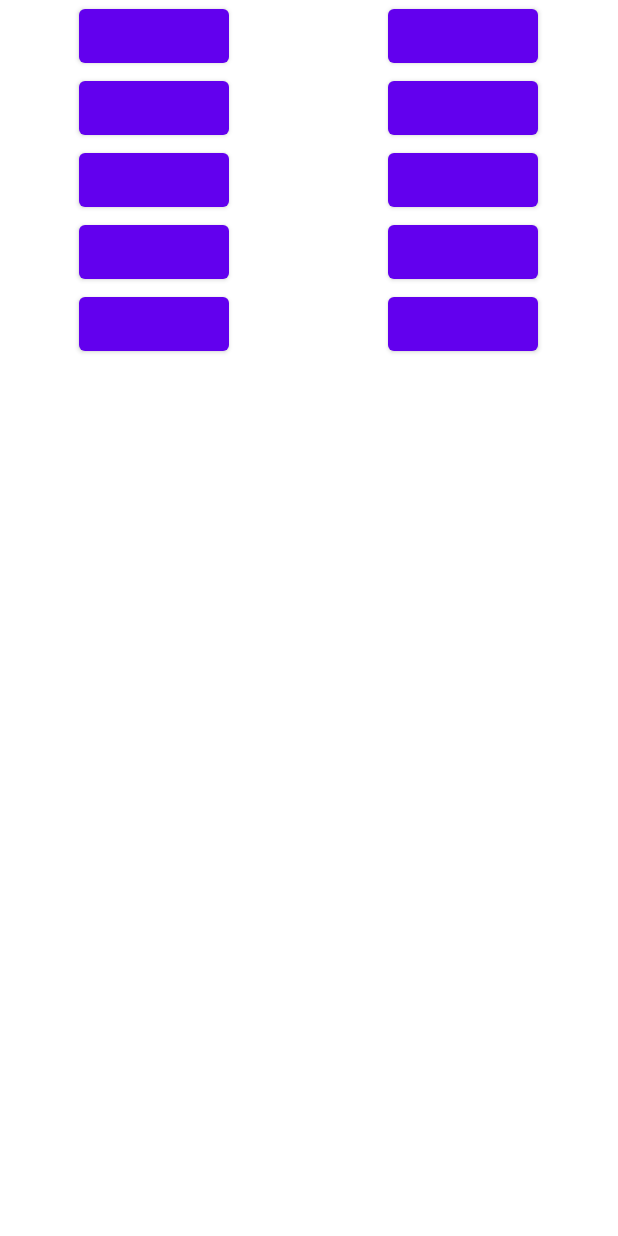
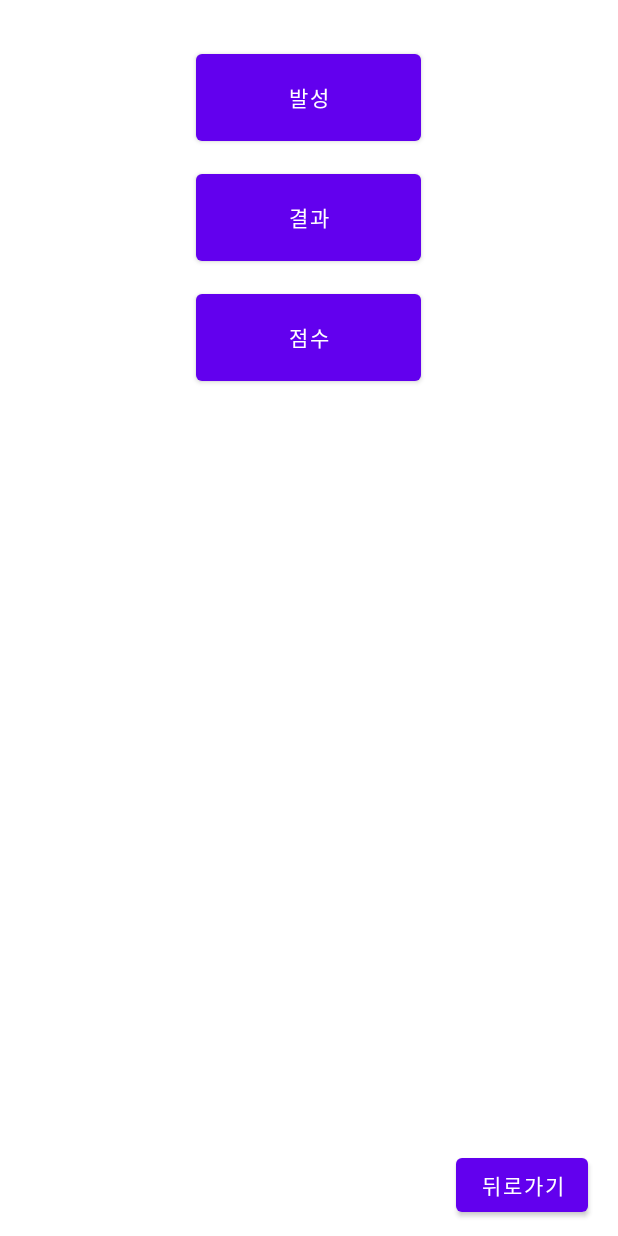
Before and after one commit to amelmilk/Majsoul_Soundboard, an Android app: the layout ichihime_main.xml on its own in the app's theme, with its tools: preview values and no code run, on a phone screen of 412 x 824 dp. Run offline under Robolectric (Android 15) with nearby library versions, the phone set to English and light mode, and no system bars.

Commit message:
ichihime_sign

```diff
--- a/app/build.gradle
+++ b/app/build.gradle
@@ -32,6 +32,7 @@ dependencies {
     implementation 'androidx.appcompat:appcompat:1.3.1'
     implementation 'com.google.android.material:material:1.4.0'
     implementation 'androidx.constraintlayout:constraintlayout:2.1.1'
+    implementation 'androidx.media2:media2:1.0.0-alpha04'
     testImplementation 'junit:junit:4.+'
     androidTestImplementation 'androidx.test.ext:junit:1.1.3'
     androidTestImplementation 'androidx.test.espresso:espresso-core:3.4.0'
--- a/app/src/main/res/layout/ichihime_main.xml
+++ b/app/src/main/res/layout/ichihime_main.xml
@@ -3,66 +3,48 @@
     xmlns:app="http://schemas.android.com/apk/res-auto"
     android:layout_width="match_parent"
     android:layout_height="match_parent"
-    android:orientation="horizontal">
-
-    <LinearLayout
-        android:layout_width="match_parent"
-        android:layout_height="wrap_content"
-        android:layout_weight="1"
-        android:gravity="center"
+    android:gravity="center_horizontal"
     android:orientation="vertical">
 
     <Button
-            android:layout_width="100dp"
-            android:layout_height="wrap_content" />
+        android:id="@+id/sign"
+        android:layout_width="150dp"
+        android:layout_height="70dp"
+        android:layout_marginTop="30dp"
+        android:text="@string/sign"/>
 
     <Button
-            android:layout_width="100dp"
-            android:layout_height="wrap_content" />
+        android:id="@+id/result"
+        android:layout_width="150dp"
+        android:layout_height="70dp"
+        android:layout_marginTop="10dp"
+        android:text="@string/result"/>
 
     <Button
-            android:layout_width="100dp"
-            android:layout_height="wrap_content" />
+        android:id="@+id/score"
+        android:layout_width="150dp"
+        android:layout_height="70dp"
+        android:layout_marginTop="10dp"
+        android:text="@string/score"/>
+
+    <RelativeLayout
+        android:layout_width="match_parent"
+        android:layout_height="match_parent">
 
         <Button
-            android:layout_width="100dp"
-            android:layout_height="wrap_content"/>
+            android:id="@+id/back"
+            android:layout_width="wrap_content"
+            android:layout_height="wrap_content"
+            android:text="@string/back"
+            android:layout_alignParentEnd="true"
+            android:layout_alignParentBottom="true"
+            android:layout_marginEnd="20dp"
+            android:layout_marginBottom="10dp"/>
 
-        <Button
-            android:layout_width="100dp"
-            android:layout_height="wrap_content"/>
+    </RelativeLayout>
 
-    </LinearLayout>
 
-    <LinearLayout
-        android:layout_width="match_parent"
-        android:layout_height="wrap_content"
-        android:layout_weight="1"
-        android:gravity="center"
-        android:orientation="vertical">
 
-        <Button
-            android:layout_width="100dp"
-            android:layout_height="wrap_content" />
-
-        <Button
-            android:layout_width="100dp"
-            android:layout_height="wrap_content" />
-
-        <Button
-            android:layout_width="100dp"
-            android:layout_height="wrap_content" />
-
-        <Button
-            android:layout_width="100dp"
-            android:layout_height="wrap_content"/>
-
-        <Button
-            android:layout_width="100dp"
-            android:layout_height="wrap_content"/>
 
 
 </LinearLayout>
-
-
-</LinearLayout>
--- /dev/null
+++ b/app/src/main/res/layout/ichihime_score.xml
@@ -0,0 +1,6 @@
+<?xml version="1.0" encoding="utf-8"?>
+<androidx.constraintlayout.widget.ConstraintLayout xmlns:android="http://schemas.android.com/apk/res/android"
+    android:layout_width="match_parent"
+    android:layout_height="match_parent">
+
+</androidx.constraintlayout.widget.ConstraintLayout>
--- a/app/src/main/res/values/strings.xml
+++ b/app/src/main/res/values/strings.xml
@@ -1,3 +1,17 @@
 <resources>
     <string name="app_name">Majsoul_Soundboard</string>
+    <string name="sign">발성</string>
+    <string name="result">결과</string>
+    <string name="score">점수</string>
+    <string name="back">뒤로가기</string>
+    <string name="chi">치</string>
+    <string name="kan">깡</string>
+    <string name="pon">퐁</string>
+    <string name="pedora">북도라</string>
+    <string name="tsumo">쯔모</string>
+    <string name="ron">론</string>
+    <string name="richi">리치</string>
+    <string name="doublerichi">더블리치</string>
+    <string name="dong">동</string>
+    <string name="su">서</string>
 </resources>
```
Also changed, not shown: app/src/main/AndroidManifest.xml (+9 -2 lines), app/src/main/java/com/example/majsoul_soundboard/Ichihime_Main.java (+46 -0 lines), app/src/main/java/com/example/majsoul_soundboard/Ichihime_Result.java (added, +19 -0 lines), app/src/main/java/com/example/majsoul_soundboard/Ichihime_Score.java (added, +19 -0 lines), app/src/main/java/com/example/majsoul_soundboard/Ichihime_Sign.java (added, +117 -0 lines), app/src/main/res/layout/ichihime_result.xml (added, +117 -0 lines), app/src/main/res/layout/ichihime_sign.xml (added, +117 -0 lines), 8 other files. Lines whose indentation alone changed are shown as unchanged.
